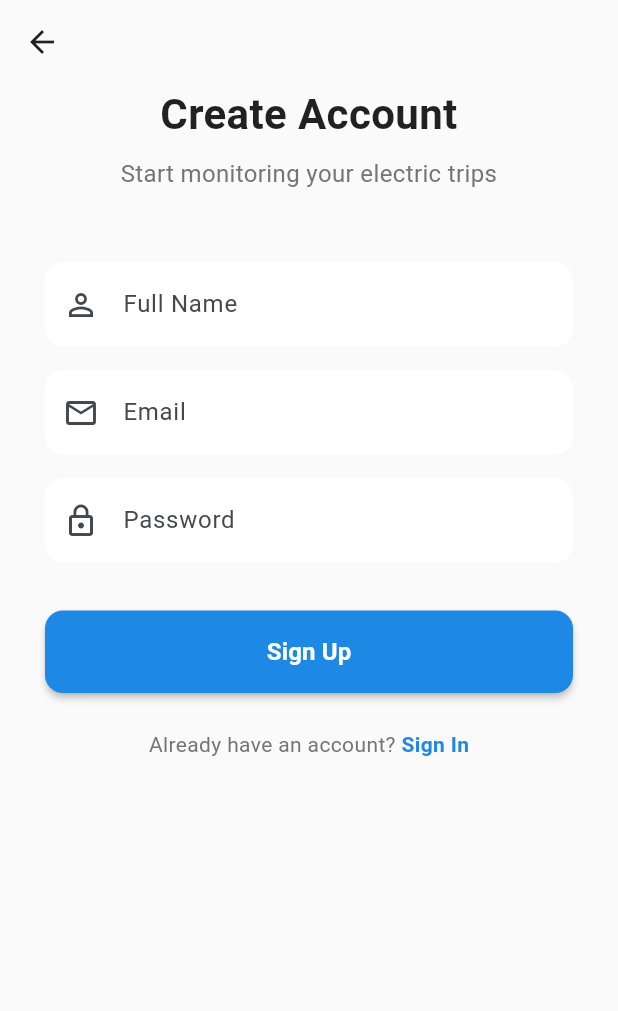
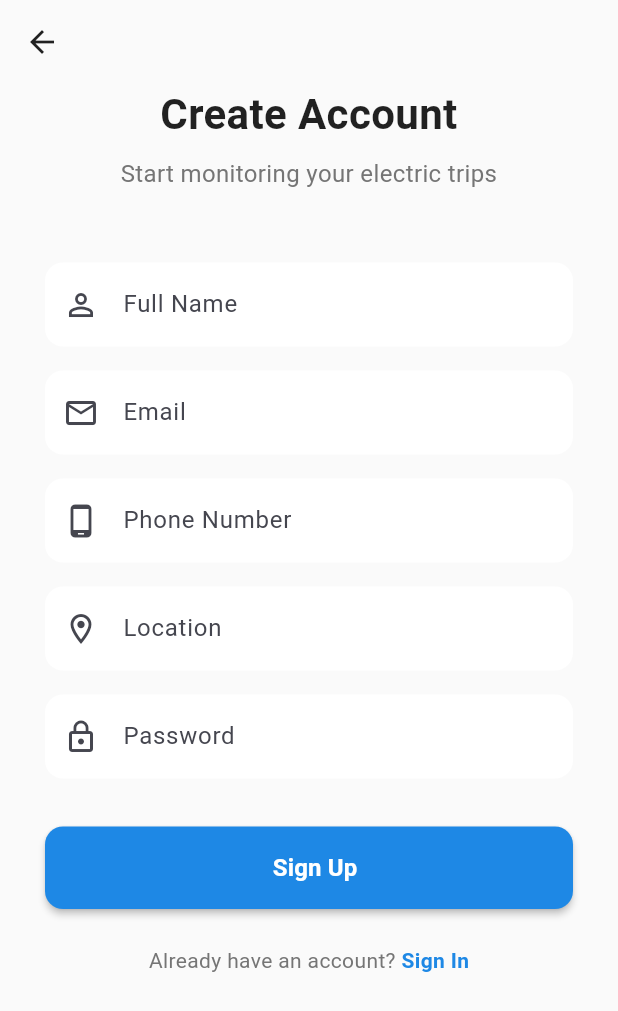
Before and after one commit to Irenesabu28/Miniproject, a Flutter app: the SignUpPage screen opened directly, on a phone screen of 412 x 824 dp. Shown: the top 1011 px of the screen. Run offline on Flutter 3.47's test engine with Material 3 defaults, Android fonts, the phone set to English and light mode, and no system bars; our stand-ins replace shared_preferences; accounts and stored records are empty.

Commit message:
12th commit

```diff
--- a/lib/main.dart
+++ b/lib/main.dart
@@ -1,5 +1,116 @@
 import 'package:flutter/material.dart';
 import 'dart:async';
+import 'package:shared_preferences/shared_preferences.dart';
+
+// --- Storage Service ---
+class StorageService {
+  static const String _keyName = 'user_name';
+  static const String _keyEmail = 'user_email';
+  static const String _keyPhone = 'user_phone';
+  static const String _keyLocation = 'user_location';
+
+  static Future<void> saveProfile({
+    required String name,
+    required String email,
+    required String phone,
+    required String location,
+  }) async {
+    final prefs = await SharedPreferences.getInstance();
+    await prefs.setString(_keyName, name);
+    await prefs.setString(_keyEmail, email);
+    await prefs.setString(_keyPhone, phone);
+    await prefs.setString(_keyLocation, location);
+  }
+
+  static Future<Map<String, String>> getProfile() async {
+    final prefs = await SharedPreferences.getInstance();
+    return {
+      'name': prefs.getString(_keyName) ?? 'Irene Sabu',
+      'email': prefs.getString(_keyEmail) ?? 'irenesabu@example.com',
+      'phone': prefs.getString(_keyPhone) ?? '+91 98765 43210',
+      'location': prefs.getString(_keyLocation) ?? 'Kerala, India',
+    };
+  }
+}
+
+// --- Reusable Components ---
+class CustomTextField extends StatelessWidget {
+  final TextEditingController controller;
+  final String hintText;
+  final IconData prefixIcon;
+  final bool obscureText;
+  final TextAlign textAlign;
+  final TextStyle? style;
+  final bool isBorderless;
+
+  const CustomTextField({
+    super.key,
+    required this.controller,
+    required this.hintText,
+    this.prefixIcon = Icons.edit,
+    this.obscureText = false,
+    this.textAlign = TextAlign.start,
+    this.style,
+    this.isBorderless = false,
+  });
+
+  @override
+  Widget build(BuildContext context) {
+    return TextField(
+      controller: controller,
+      obscureText: obscureText,
+      textAlign: textAlign,
+      style: style,
+      decoration: InputDecoration(
+        hintText: hintText,
+        prefixIcon: isBorderless ? null : Icon(prefixIcon),
+        filled: !isBorderless,
+        fillColor: Colors.white,
+        border: isBorderless
+            ? InputBorder.none
+            : OutlineInputBorder(
+                borderRadius: BorderRadius.circular(12),
+                borderSide: BorderSide.none,
+              ),
+        isDense: isBorderless,
+        contentPadding: isBorderless ? EdgeInsets.zero : null,
+      ),
+    );
+  }
+}
+
+class PrimaryButton extends StatelessWidget {
+  final VoidCallback onPressed;
+  final String label;
+  final IconData? icon;
+  final Color? backgroundColor;
+
+  const PrimaryButton({
+    super.key,
+    required this.onPressed,
+    required this.label,
+    this.icon,
+    this.backgroundColor,
+  });
+
+  @override
+  Widget build(BuildContext context) {
+    return ElevatedButton.icon(
+      onPressed: onPressed,
+      style: ElevatedButton.styleFrom(
+        backgroundColor: backgroundColor ?? Colors.blue.shade600,
+        foregroundColor: Colors.white,
+        padding: const EdgeInsets.symmetric(vertical: 16),
+        shape: RoundedRectangleBorder(borderRadius: BorderRadius.circular(12)),
+        elevation: 2,
+        minimumSize: const Size(double.infinity, 50),
+      ),
+      icon: icon != null ? Icon(icon) : const SizedBox.shrink(),
+      label: Text(label, style: const TextStyle(fontSize: 16, fontWeight: FontWeight.bold)),
+    );
+  }
+}
+
 
 void main() {
   runApp(const MyApp());
@@ -169,75 +280,28 @@ class _SignInPageState extends State<SignInPage> {
                 ),
               ),
               const SizedBox(height: 48),
-              TextField(
+              CustomTextField(
                 controller: _emailController,
-                decoration: InputDecoration(
                 hintText: 'Email',
-                  prefixIcon: const Icon(Icons.email_outlined),
-                  filled: true,
-                  fillColor: Colors.white,
-                  border: OutlineInputBorder(
-                    borderRadius: BorderRadius.circular(12),
-                    borderSide: BorderSide.none,
-                  ),
-                ),
+                prefixIcon: Icons.email_outlined,
               ),
               const SizedBox(height: 16),
-              TextField(
+              CustomTextField(
                 controller: _passwordController,
+                hintText: 'Password',
+                prefixIcon: Icons.lock_outline,
                 obscureText: true,
-                decoration: InputDecoration(
-                  hintText: 'Password',
-                  prefixIcon: const Icon(Icons.lock_outline),
-                  filled: true,
-                  fillColor: Colors.white,
-                  border: OutlineInputBorder(
-                    borderRadius: BorderRadius.circular(12),
-                    borderSide: BorderSide.none,
-                  ),
-                ),
               ),
               const SizedBox(height: 32),
-              ElevatedButton(
+              PrimaryButton(
                 onPressed: () {
                   Navigator.of(context).pushReplacement(
                     MaterialPageRoute(builder: (_) => const MainScreen()),
                   );
                 },
-                style: ElevatedButton.styleFrom(
-                  backgroundColor: Colors.blue.shade600,
-                  foregroundColor: Colors.white,
-                  padding: const EdgeInsets.symmetric(vertical: 16),
-                  shape: RoundedRectangleBorder(
-                    borderRadius: BorderRadius.circular(12),
+                label: 'Sign In',
               ),
-                  elevation: 2,
-                ),
-                child: const Text(
-                  'Sign In',
-                  style: TextStyle(fontSize: 16, fontWeight: FontWeight.bold),
-                ),
-              ),
-              const SizedBox(height: 12),
-              OutlinedButton(
-                onPressed: () {
-                  Navigator.of(context).pushReplacement(
-                    MaterialPageRoute(builder: (_) => const MainScreen()),
-                  );
-                },
-                style: OutlinedButton.styleFrom(
-                  foregroundColor: Colors.blue.shade600,
-                  side: BorderSide(color: Colors.blue.shade600, width: 1.5),
-                  padding: const EdgeInsets.symmetric(vertical: 16),
-                  shape: RoundedRectangleBorder(
-                    borderRadius: BorderRadius.circular(12),
-                  ),
-                ),
-                child: const Text(
-                  'Skip',
-                  style: TextStyle(fontSize: 16, fontWeight: FontWeight.bold),
-                ),
-              ),
+
               const SizedBox(height: 24),
               Row(
                 mainAxisAlignment: MainAxisAlignment.center,
@@ -289,6 +353,9 @@ class _SignUpPageState extends State<SignUpPage> {
   final _nameController = TextEditingController();
   final _emailController = TextEditingController();
   final _passwordController = TextEditingController();
+  final _phoneController = TextEditingController();
+  final _locationController = TextEditingController();
+
 
   @override
   Widget build(BuildContext context) {
@@ -327,69 +394,55 @@ class _SignUpPageState extends State<SignUpPage> {
                 ),
               ),
               const SizedBox(height: 48),
-              TextField(
+              CustomTextField(
                 controller: _nameController,
-                decoration: InputDecoration(
                 hintText: 'Full Name',
-                  prefixIcon: const Icon(Icons.person_outline),
-                  filled: true,
-                  fillColor: Colors.white,
-                  border: OutlineInputBorder(
-                    borderRadius: BorderRadius.circular(12),
-                    borderSide: BorderSide.none,
-                  ),
-                ),
+                prefixIcon: Icons.person_outline,
               ),
               const SizedBox(height: 16),
-              TextField(
+              CustomTextField(
                 controller: _emailController,
-                decoration: InputDecoration(
                 hintText: 'Email',
-                  prefixIcon: const Icon(Icons.email_outlined),
-                  filled: true,
-                  fillColor: Colors.white,
-                  border: OutlineInputBorder(
-                    borderRadius: BorderRadius.circular(12),
-                    borderSide: BorderSide.none,
-                  ),
-                ),
+                prefixIcon: Icons.email_outlined,
               ),
               const SizedBox(height: 16),
-              TextField(
+              CustomTextField(
+                controller: _phoneController,
+                hintText: 'Phone Number',
+                prefixIcon: Icons.phone_android_outlined,
+              ),
+              const SizedBox(height: 16),
+              CustomTextField(
+                controller: _locationController,
+                hintText: 'Location',
+                prefixIcon: Icons.location_on_outlined,
+              ),
+              const SizedBox(height: 16),
+              CustomTextField(
                 controller: _passwordController,
+                hintText: 'Password',
+                prefixIcon: Icons.lock_outline,
                 obscureText: true,
-                decoration: InputDecoration(
-                  hintText: 'Password',
-                  prefixIcon: const Icon(Icons.lock_outline),
-                  filled: true,
-                  fillColor: Colors.white,
-                  border: OutlineInputBorder(
-                    borderRadius: BorderRadius.circular(12),
-                    borderSide: BorderSide.none,
               ),
-                ),
-              ),
+
               const SizedBox(height: 32),
-              ElevatedButton(
-                onPressed: () {
+              PrimaryButton(
+                onPressed: () async {
+                  await StorageService.saveProfile(
+                    name: _nameController.text,
+                    email: _emailController.text,
+                    phone: _phoneController.text,
+                    location: _locationController.text,
+                  );
+                  if (mounted) {
                     Navigator.of(context).pushReplacement(
                       MaterialPageRoute(builder: (_) => const MainScreen()),
                     );
+                  }
                 },
-                style: ElevatedButton.styleFrom(
-                  backgroundColor: Colors.blue.shade600,
-                  foregroundColor: Colors.white,
-                  padding: const EdgeInsets.symmetric(vertical: 16),
-                  shape: RoundedRectangleBorder(
-                    borderRadius: BorderRadius.circular(12),
+                label: 'Sign Up',
               ),
-                  elevation: 2,
-                ),
-                child: const Text(
-                  'Sign Up',
-                  style: TextStyle(fontSize: 16, fontWeight: FontWeight.bold),
-                ),
-              ),
+
               const SizedBox(height: 24),
               Row(
                 mainAxisAlignment: MainAxisAlignment.center,
@@ -576,11 +629,65 @@ class _DashboardPageState extends State<DashboardPage> {
   }
 }
 
-class ProfilePage extends StatelessWidget {
+class ProfilePage extends StatefulWidget {
   const ProfilePage({super.key});
 
   @override
+  State<ProfilePage> createState() => _ProfilePageState();
+}
+
+class _ProfilePageState extends State<ProfilePage> {
+  bool _isEditing = false;
+  bool _isLoading = true;
+
+  final _nameController = TextEditingController();
+  final _emailController = TextEditingController();
+  final _phoneController = TextEditingController();
+  final _locationController = TextEditingController();
+
+  @override
+  void initState() {
+    super.initState();
+    _loadProfile();
+  }
+
+  Future<void> _loadProfile() async {
+    final data = await StorageService.getProfile();
+    if (mounted) {
+      setState(() {
+        _nameController.text = data['name']!;
+        _emailController.text = data['email']!;
+        _phoneController.text = data['phone']!;
+        _locationController.text = data['location']!;
+        _isLoading = false;
+      });
+    }
+  }
+
+  Future<void> _saveProfile() async {
+    await StorageService.saveProfile(
+      name: _nameController.text,
+      email: _emailController.text,
+      phone: _phoneController.text,
+      location: _locationController.text,
+    );
+  }
+
+  @override
+  void dispose() {
+    _nameController.dispose();
+    _emailController.dispose();
+    _phoneController.dispose();
+    _locationController.dispose();
+    super.dispose();
+  }
+
+  @override
   Widget build(BuildContext context) {
+    if (_isLoading) {
+      return const Scaffold(body: Center(child: CircularProgressIndicator()));
+    }
+
     return Scaffold(
       backgroundColor: Colors.grey.shade50,
       appBar: AppBar(
@@ -590,8 +697,15 @@ class ProfilePage extends StatelessWidget {
         elevation: 0,
         actions: [
           IconButton(
-            icon: const Icon(Icons.settings_outlined, color: Colors.blue),
-            onPressed: () {},
+            icon: Icon(_isEditing ? Icons.check_rounded : Icons.settings_outlined, color: Colors.blue),
+            onPressed: () async {
+              if (_isEditing) {
+                await _saveProfile();
+              }
+              setState(() {
+                _isEditing = !_isEditing;
+              });
+            },
           ),
         ],
       ),
@@ -620,22 +734,56 @@ class ProfilePage extends StatelessWidget {
                       Positioned(
                         bottom: 0,
                         right: 0,
+                        child: GestureDetector(
+                          onTap: () async {
+                            if (_isEditing) {
+                              await _saveProfile();
+                            }
+                            setState(() {
+                              _isEditing = !_isEditing;
+                            });
+                          },
                           child: Container(
                             padding: const EdgeInsets.all(8),
                             decoration: const BoxDecoration(color: Colors.blue, shape: BoxShape.circle),
-                          child: const Icon(Icons.edit_rounded, color: Colors.white, size: 20),
+                            child: Icon(_isEditing ? Icons.check_rounded : Icons.edit_rounded, color: Colors.white, size: 20),
+                          ),
                         ),
                       ),
                     ],
                   ),
                   const SizedBox(height: 16),
-                  const Text(
-                    'Irene Sabu',
-                    style: TextStyle(fontSize: 24, fontWeight: FontWeight.bold, color: Colors.black87),
+                  if (_isEditing)
+                    Padding(
+                      padding: const EdgeInsets.symmetric(horizontal: 40),
+                      child: CustomTextField(
+                        controller: _nameController,
+                        hintText: 'Enter Name',
+                        textAlign: TextAlign.center,
+                        style: const TextStyle(fontSize: 24, fontWeight: FontWeight.bold, color: Colors.black87),
+                        isBorderless: true,
+                      ),
+                    )
+                  else
+                    Text(
+                      _nameController.text,
+                      style: const TextStyle(fontSize: 24, fontWeight: FontWeight.bold, color: Colors.black87),
                     ),
                   const SizedBox(height: 4),
+                  if (_isEditing)
+                    Padding(
+                      padding: const EdgeInsets.symmetric(horizontal: 40),
+                      child: CustomTextField(
+                        controller: _emailController,
+                        hintText: 'Enter Email',
+                        textAlign: TextAlign.center,
+                        style: TextStyle(fontSize: 16, color: Colors.grey.shade600),
+                        isBorderless: true,
+                      ),
+                    )
+                  else
                     Text(
-                    'irenesabu@example.com',
+                      _emailController.text,
                       style: TextStyle(fontSize: 16, color: Colors.grey.shade600),
                     ),
                 ],
@@ -652,18 +800,18 @@ class ProfilePage extends StatelessWidget {
                     style: TextStyle(fontSize: 18, fontWeight: FontWeight.bold, color: Colors.black87),
                   ),
                   const SizedBox(height: 16),
-                  _buildDetailTile(Icons.person_outline, 'Full Name', 'Irene Sabu'),
-                  _buildDetailTile(Icons.email_outlined, 'Email Address', 'irenesabu@example.com'),
-                  _buildDetailTile(Icons.phone_android_outlined, 'Phone Number', '+91 98765 43210'),
-                  _buildDetailTile(Icons.location_on_outlined, 'Location', 'Kerala, India'),
+                  _buildDetailTile(Icons.person_outline, 'Full Name', _nameController, _isEditing),
+                  _buildDetailTile(Icons.email_outlined, 'Email Address', _emailController, _isEditing),
+                  _buildDetailTile(Icons.phone_android_outlined, 'Phone Number', _phoneController, _isEditing),
+                  _buildDetailTile(Icons.location_on_outlined, 'Location', _locationController, _isEditing),
                   const SizedBox(height: 32),
                   const Text(
                     'App Settings',
                     style: TextStyle(fontSize: 18, fontWeight: FontWeight.bold, color: Colors.black87),
                   ),
                   const SizedBox(height: 16),
-                  _buildDetailTile(Icons.notifications_none_outlined, 'Notification Preferences', 'All Alerts Enabled'),
-                  _buildDetailTile(Icons.security_outlined, 'Privacy & Security', 'Data Encryption Active'),
+                  _buildSimpleTile(Icons.notifications_none_outlined, 'Notification Preferences', 'All Alerts Enabled'),
+                  _buildSimpleTile(Icons.security_outlined, 'Privacy & Security', 'Data Encryption Active'),
                   const SizedBox(height: 40),
                   SizedBox(
                     width: double.infinity,
@@ -693,7 +841,43 @@ class ProfilePage extends StatelessWidget {
     );
   }
 
-  Widget _buildDetailTile(IconData icon, String label, String value) {
+  Widget _buildDetailTile(IconData icon, String label, TextEditingController controller, bool isEditing) {
+    return Container(
+      margin: const EdgeInsets.only(bottom: 12),
+      padding: const EdgeInsets.all(16),
+      decoration: BoxDecoration(
+        color: Colors.white,
+        borderRadius: BorderRadius.circular(12),
+        border: Border.all(color: Colors.grey.shade200),
+      ),
+      child: Row(
+        children: [
+          Icon(icon, color: Colors.blue.shade600, size: 24),
+          const SizedBox(width: 16),
+          Expanded(
+            child: Column(
+              crossAxisAlignment: CrossAxisAlignment.start,
+              children: [
+                Text(label, style: TextStyle(fontSize: 12, color: Colors.grey.shade600)),
+                const SizedBox(height: 4),
+                if (isEditing)
+                  CustomTextField(
+                    controller: controller,
+                    hintText: 'Enter $label',
+                    style: const TextStyle(fontSize: 16, fontWeight: FontWeight.w600, color: Colors.black87),
+                    isBorderless: true,
+                  )
+                else
+                  Text(controller.text, style: const TextStyle(fontSize: 16, fontWeight: FontWeight.w600, color: Colors.black87)),
+              ],
+            ),
+          ),
+        ],
+      ),
+    );
+  }
+
+  Widget _buildSimpleTile(IconData icon, String label, String value) {
     return Container(
       margin: const EdgeInsets.only(bottom: 12),
       padding: const EdgeInsets.all(16),
--- a/pubspec.yaml
+++ b/pubspec.yaml
@@ -12,6 +12,7 @@ environment:
 dependencies:
   flutter:
     sdk: flutter
+  shared_preferences: ^2.2.2
 
 dev_dependencies:
   flutter_test:
```
Also changed, not shown: pubspec.lock. Lines whose indentation alone changed are shown as unchanged.
